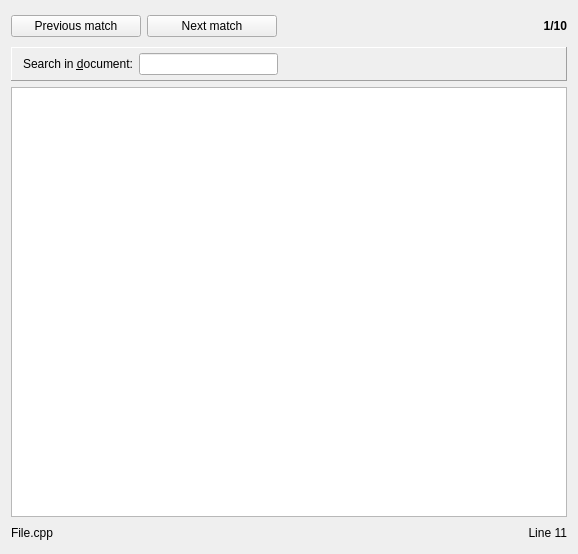
Before: the Qt Designer form SourceViewer.ui in otengler/CodeBeagle, drawn with Qt 5.
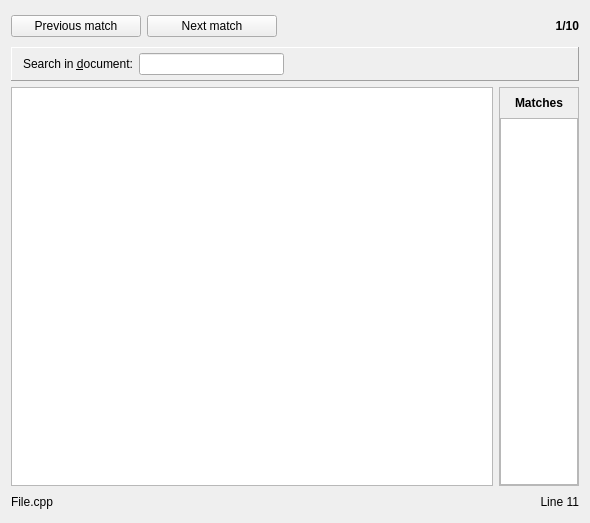
After: the same form once the commit is applied. Icons and pictures are not drawn. Custom widgets are drawn as their Qt base class.

Commit message: Show matches in a single file in a list box to allow quick navigation

```diff
--- a/SourceViewer.ui
+++ b/SourceViewer.ui
@@ -6,8 +6,8 @@
    <rect>
     <x>0</x>
     <y>0</y>
-    <width>578</width>
-    <height>554</height>
+    <width>590</width>
+    <height>523</height>
    </rect>
   </property>
   <property name="acceptDrops">
@@ -16,7 +16,7 @@
   <property name="windowTitle">
    <string>SourceViewer</string>
   </property>
-  <layout class="QVBoxLayout" name="verticalLayout_2">
+  <layout class="QVBoxLayout" name="verticalLayout_3">
    <item>
     <layout class="QHBoxLayout" name="horizontalLayout">
      <item>
@@ -119,6 +119,30 @@
        </property>
       </spacer>
      </item>
+     <item>
+      <widget class="QPushButton" name="buttonMatchList">
+       <property name="toolTip">
+        <string>&lt;!DOCTYPE HTML PUBLIC &quot;-//W3C//DTD HTML 4.0//EN&quot; &quot;http://www.w3.org/TR/REC-html40/strict.dtd&quot;&gt;
+&lt;html&gt;&lt;head&gt;&lt;meta name=&quot;qrichtext&quot; content=&quot;1&quot; /&gt;&lt;style type=&quot;text/css&quot;&gt;
+p, li { white-space: pre-wrap; }
+&lt;/style&gt;&lt;/head&gt;&lt;body style=&quot; font-family:'MS Shell Dlg 2'; font-size:8pt; font-weight:400; font-style:normal;&quot;&gt;
+&lt;p style=&quot; margin-top:0px; margin-bottom:0px; margin-left:0px; margin-right:0px; -qt-block-indent:0; text-indent:0px;&quot;&gt;Toggle the visibility of the match list on the right side&lt;/p&gt;&lt;/body&gt;&lt;/html&gt;</string>
+       </property>
+       <property name="text">
+        <string/>
+       </property>
+       <property name="icon">
+        <iconset resource="SearchPage.qrc">
+         <normaloff>:/default/resources/MatchList.png</normaloff>:/default/resources/MatchList.png</iconset>
+       </property>
+       <property name="checkable">
+        <bool>true</bool>
+       </property>
+       <property name="flat">
+        <bool>true</bool>
+       </property>
+      </widget>
+     </item>
      <item>
       <widget class="QLabel" name="labelInfo">
        <property name="sizePolicy">
@@ -273,6 +297,8 @@
     </widget>
    </item>
    <item>
+    <layout class="QHBoxLayout" name="horizontalLayout_4">
+     <item>
     <widget class="SourceHighlightingTextEdit" name="textEdit">
      <property name="undoRedoEnabled">
       <bool>false</bool>
@@ -289,6 +315,51 @@
     </widget>
    </item>
    <item>
+      <widget class="QFrame" name="frameMatchList">
+       <property name="maximumSize">
+        <size>
+         <width>80</width>
+         <height>16777215</height>
+        </size>
+       </property>
+       <property name="frameShape">
+        <enum>QFrame::StyledPanel</enum>
+       </property>
+       <property name="frameShadow">
+        <enum>QFrame::Raised</enum>
+       </property>
+       <layout class="QVBoxLayout" name="verticalLayout_2">
+        <property name="spacing">
+         <number>0</number>
+        </property>
+        <property name="margin">
+         <number>0</number>
+        </property>
+        <item>
+         <widget class="QLabel" name="labelMatches">
+          <property name="minimumSize">
+           <size>
+            <width>0</width>
+            <height>30</height>
+           </size>
+          </property>
+          <property name="text">
+           <string>&lt;html&gt;&lt;head/&gt;&lt;body&gt;&lt;p&gt;&lt;span style=&quot; font-weight:600;&quot;&gt;Matches&lt;/span&gt;&lt;/p&gt;&lt;/body&gt;&lt;/html&gt;</string>
+          </property>
+          <property name="alignment">
+           <set>Qt::AlignCenter</set>
+          </property>
+         </widget>
+        </item>
+        <item>
+         <widget class="QListWidget" name="listMatchesWidget"/>
+        </item>
+       </layout>
+      </widget>
+     </item>
+    </layout>
+   </item>
+   <item>
     <layout class="QHBoxLayout" name="horizontalLayout_2">
      <item>
       <widget class="QLabel" name="labelFile">
```
Left out of the diff: 16 changed lines with no effect on the pictures. Lines whose indentation alone changed are shown as unchanged. The commit also changes 11 other files.
